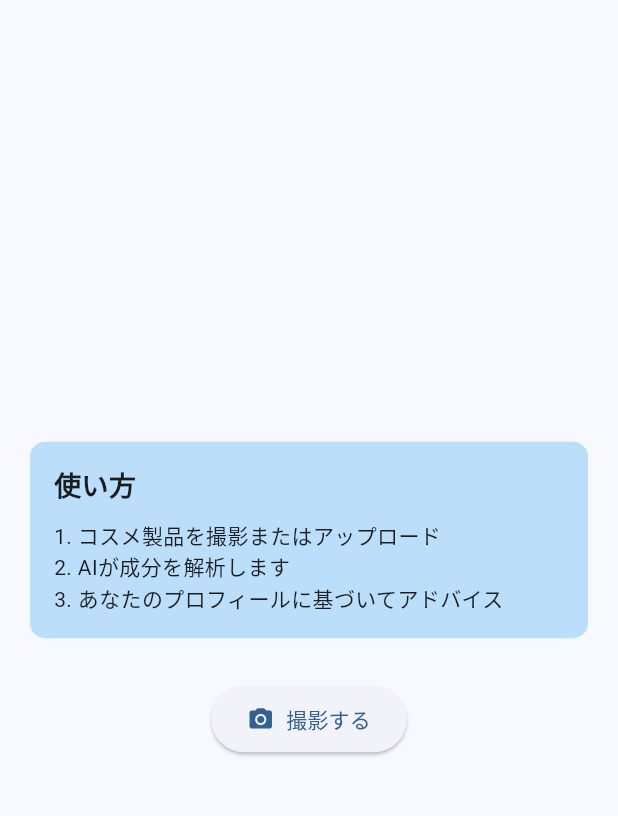
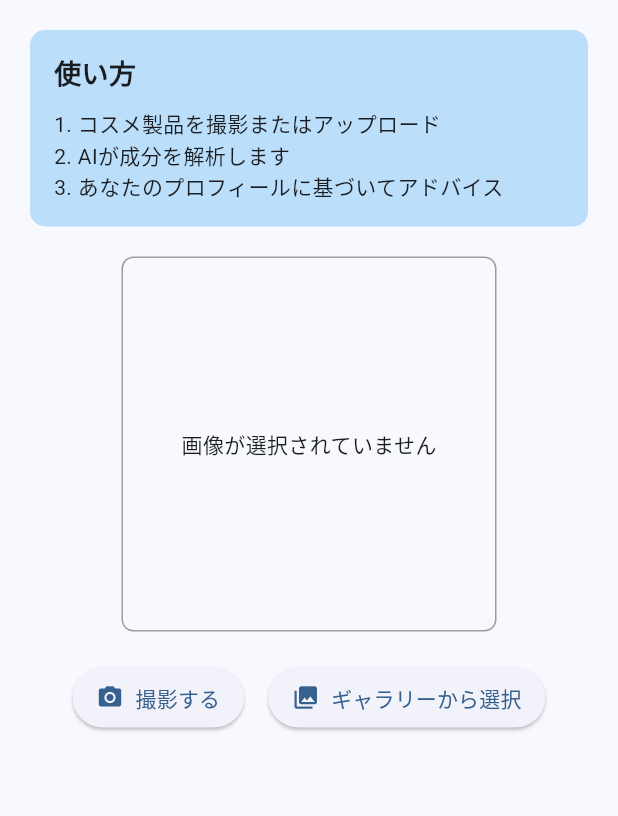
Before and after one commit to panchorange/cosmetic_ingredient_analysis, a Flutter app: the screen it shows after launch, after a tap on "撮影する", on a phone screen of 412 x 824 dp, the part 84-900 px from its top. Run offline on Flutter 3.47's test engine with Material 3 defaults, Android fonts, the phone set to English and light mode, and no system bars; our stand-ins replace firebase_core, firebase_storage, image_picker; accounts and stored records are empty.

Commit message:
update:画像をfirebaseにアップロードする機能

```diff
--- a/lib/main.dart
+++ b/lib/main.dart
@@ -1,15 +1,15 @@
 import 'package:flutter/material.dart';
 import 'package:image_picker/image_picker.dart';
 import 'dart:io';
-// import 'firebase_options.dart';
 import 'package:firebase_core/firebase_core.dart';
 import 'package:firebase_storage/firebase_storage.dart';
 
 void main() async {
-  // WidgetsFlutterBinding.ensureInitialized();
-  // await Firebase.initializeApp(
-  //   options: DefaultFirebaseOptions.currentPlatform,
-  // );
+  WidgetsFlutterBinding.ensureInitialized();
+
+  // Firebase手動初期化
+  await Firebase.initializeApp(); // android/app/google-services.jsonの中身を使ってfirebase prjと接続
+
   runApp(const CosmeAnalyzer());
 }
 
@@ -39,52 +39,89 @@ class _UserHomePageState extends State<UserHomePage> {
   final ImagePicker _picker = ImagePicker();
   bool _isLoading = false;
   String _resultText = '';
+  File? _selectedImage;
+  String? _uploadedImageUrl;
 
   // 画像を撮影するメソッド
   Future<void> _takePhoto() async {
     final XFile? photo = await _picker.pickImage(source: ImageSource.camera);
+    _processSelectedImage(photo);
+  }
 
-    if (photo != null) {
-      // 撮影成功した場合の処理
-      print('写真が撮影されました: ${photo.path}');
+  // ギャラリーから画像を選択するメソッド
+  Future<void> _pickFromGallery() async {
+    final XFile? image = await _picker.pickImage(source: ImageSource.gallery);
+    _processSelectedImage(image);
+  }
+
+  // 画像の処理を行うメソッド
+  void _processSelectedImage(XFile? imageFile) {
+    if (imageFile != null) {
+      setState(() {
+        _selectedImage = File(imageFile.path);
+        _isLoading = false;
+        _resultText = '';
+        _uploadedImageUrl = null;
+      });
+    }
+  }
+
+  // Firebase Storageにアップロードするメソッド
+  Future<String> _uploadImageToFirebase(File imageFile) async {
+    // ユニークなファイル名を生成
+    String fileName = 'cosme_${DateTime.now().millisecondsSinceEpoch}.jpg';
+
+    // Storageの参照を作成
+    final storageRef = FirebaseStorage.instance.ref();
+    final cosmesRef = storageRef.child('cosmes/$fileName');
+
+    // ファイルをアップロード
+    final uploadTask = cosmesRef.putFile(imageFile);
+
+    // アップロードの進行状況を監視（オプション）
+    uploadTask.snapshotEvents.listen((TaskSnapshot snapshot) {
+      double progress = (snapshot.bytesTransferred / snapshot.totalBytes) * 100;
+      print('アップロード進行状況: $progress%');
+    });
+
+    // アップロード完了を待機
+    await uploadTask.whenComplete(() => print('アップロード完了'));
+
+    // アップロードしたファイルのURLを取得
+    final downloadUrl = await cosmesRef.getDownloadURL();
+    return downloadUrl;
+  }
+
+  // 画像をアップロードして解析する
+  Future<void> _uploadAndAnalyze() async {
+    if (_selectedImage == null) return;
+
     setState(() {
       _isLoading = true;
-        _resultText = '写真を解析中...';
+      _resultText = '写真をアップロード中...';
     });
+
     try {
       // 画像をFirebase Storageにアップロード
-        // String imageUrl = await _uploadImageToFirebase(photo);
-        print("画像をアップロードする処理");
+      String imageUrl = await _uploadImageToFirebase(_selectedImage!);
+
+      setState(() {
+        _uploadedImageUrl = imageUrl;
+        _resultText = 'アップロード成功！\nURL: $imageUrl';
+      });
+
+      // ここで画像解析サービスを呼び出すなどの追加処理
+
     } catch (e) {
-        setState((){
-          _resultText = '解析に失敗しました: $e';
+      setState(() {
+        _resultText = 'アップロードに失敗しました: $e';
       });
     } finally {
       setState(() {
         _isLoading = false;
       });
     }
-
   }
-  }
-    // Firebase Storageにアップロードするメソッド
-  // Future<String> _uploadImageToFirebase(XFile imageFile) async {
-  //   // ユニークなファイル名を生成
-  //   String fileName = 'cosme_${DateTime.now().millisecondsSinceEpoch}.jpg';
-
-  //   // Storageの参照を作成
-  //   final storageRef = FirebaseStorage.instance.ref();
-  //   final cosmesRef = storageRef.child('cosmes/$fileName');
-
-  //   // ファイルをアップロード
-  //   File file = File(imageFile.path);
-  //   await cosmesRef.putFile(file);
-
-  //   // アップロードしたファイルのURLを取得
-  //   final downloadUrl = await cosmesRef.getDownloadURL();
-  //   return downloadUrl;
-  // }
-
 
   @override
   Widget build(BuildContext context) {
@@ -102,12 +139,12 @@ class _UserHomePageState extends State<UserHomePage> {
           ),
           centerTitle: true
       ),
-      body: Center(
+      body: SingleChildScrollView(
+        child: Center(
           child: Column(
-          mainAxisAlignment: MainAxisAlignment.center,
             children: [
               // 使い方のテキスト
-            const SizedBox(height: 30),
+              const SizedBox(height: 20),
               Container(
                 width: double.infinity,
                 margin: const EdgeInsets.symmetric(horizontal: 20.0),
@@ -133,18 +170,107 @@ class _UserHomePageState extends State<UserHomePage> {
                   ],
                 ),
               ),
-            const SizedBox(height: 30),
+              const SizedBox(height: 20),
 
-            // 撮影するボタン
+              // 選択した画像を表示
+              if (_selectedImage != null)
+                Container(
+                  width: 250,
+                  height: 250,
+                  decoration: BoxDecoration(
+                    border: Border.all(color: Colors.grey),
+                    borderRadius: BorderRadius.circular(8),
+                  ),
+                  child: ClipRRect(
+                    borderRadius: BorderRadius.circular(8),
+                    child: Image.file(
+                      _selectedImage!,
+                      fit: BoxFit.cover,
+                    ),
+                  ),
+                )
+              else
+                Container(
+                  width: 250,
+                  height: 250,
+                  decoration: BoxDecoration(
+                    border: Border.all(color: Colors.grey),
+                    borderRadius: BorderRadius.circular(8),
+                  ),
+                  child: const Center(
+                    child: Text('画像が選択されていません'),
+                  ),
+                ),
+
+              const SizedBox(height: 20),
+
+              // 画像選択ボタン
+              Row(
+                mainAxisAlignment: MainAxisAlignment.center,
+                children: [
                   ElevatedButton.icon(
                     onPressed: _takePhoto,
                     icon: const Icon(Icons.camera_alt),
                     label: const Text('撮影する'),
                     style: ElevatedButton.styleFrom(
-                padding: const EdgeInsets.symmetric(horizontal: 24, vertical: 12),
+                      padding: const EdgeInsets.symmetric(horizontal: 16, vertical: 10),
+                    ),
+                  ),
+                  const SizedBox(width: 16),
+                  ElevatedButton.icon(
+                    onPressed: _pickFromGallery,
+                    icon: const Icon(Icons.photo_library),
+                    label: const Text('ギャラリーから選択'),
+                    style: ElevatedButton.styleFrom(
+                      padding: const EdgeInsets.symmetric(horizontal: 16, vertical: 10),
                     ),
                   ),
                 ],
+              ),
+
+              const SizedBox(height: 20),
+
+              // アップロードボタン
+              if (_selectedImage != null)
+                ElevatedButton.icon(
+                  onPressed: _isLoading ? null : _uploadAndAnalyze,
+                  icon: const Icon(Icons.cloud_upload),
+                  label: const Text('アップロードして解析'),
+                  style: ElevatedButton.styleFrom(
+                    padding: const EdgeInsets.symmetric(horizontal: 24, vertical: 12),
+                    backgroundColor: Colors.green,
+                    foregroundColor: Colors.white,
+                  ),
+                ),
+
+              const SizedBox(height: 20),
+
+              // 読み込み中インジケーター
+              if (_isLoading)
+                const Column(
+                  children: [
+                    CircularProgressIndicator(),
+                    SizedBox(height: 10),
+                    Text('処理中...'),
+                  ],
+                ),
+
+              // 結果表示
+              if (_resultText.isNotEmpty)
+                Container(
+                  width: double.infinity,
+                  margin: const EdgeInsets.symmetric(horizontal: 20.0),
+                  padding: const EdgeInsets.all(16.0),
+                  decoration: BoxDecoration(
+                    color: Colors.grey.shade200,
+                    borderRadius: BorderRadius.circular(10.0),
+                  ),
+                  child: Text(_resultText),
+                ),
+
+              const SizedBox(height: 20),
+            ],
+          ),
         ),
       ),
     );
```
Lines whose indentation alone changed are shown as unchanged.
